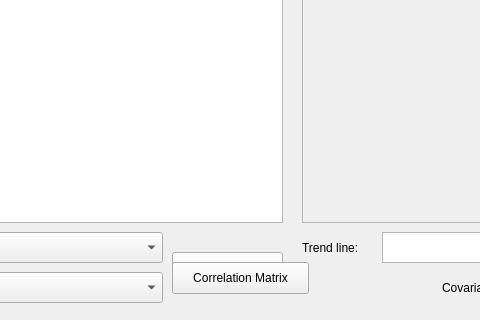
This is tablewindow.ui in dzhi/school-regression-analysis as Qt 5 draws it before an edit; both pictures show x 228 to 708 and y 347 to 667 of the 1220 by 667 pixel window. The edited form follows.
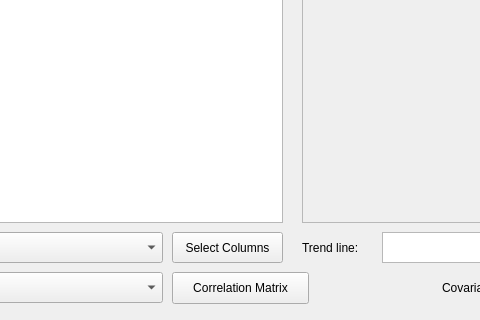
This is the edited form. Custom widgets are drawn as their Qt base class.

Commit message: added empty view for matrix + fixed button locations on table window

```diff
--- a/tablewindow.ui
+++ b/tablewindow.ui
@@ -38,7 +38,7 @@
     <property name="geometry">
      <rect>
       <x>400</x>
-      <y>580</y>
+      <y>560</y>
       <width>111</width>
       <height>31</height>
      </rect>
@@ -297,7 +297,7 @@
     <property name="geometry">
      <rect>
       <x>400</x>
-      <y>590</y>
+      <y>600</y>
       <width>137</width>
       <height>32</height>
      </rect>
```
The commit also changes 2 other files.
